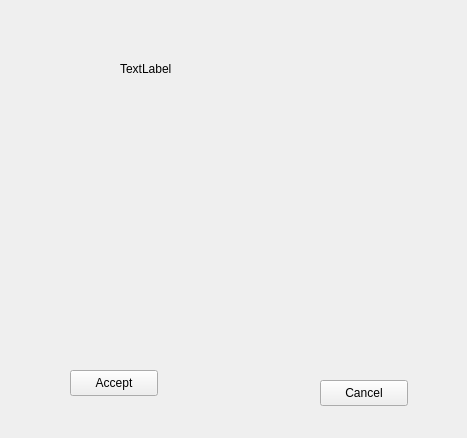
EgorenkovMV/SkillPointTimetableAssistant, file view/lessoneditpopup.ui: the form before one commit.
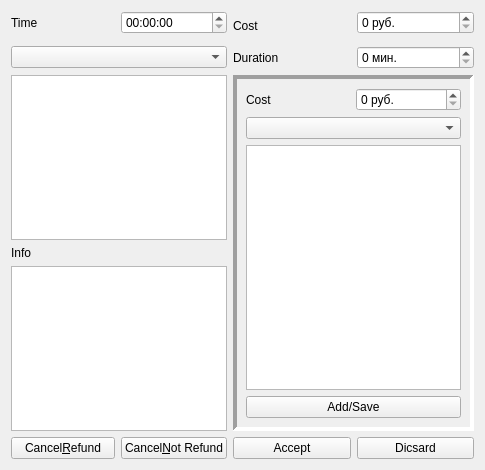
The form after the commit.

The edit to the form file:
```diff
--- a/view/lessoneditpopup.ui
+++ b/view/lessoneditpopup.ui
@@ -6,52 +6,175 @@
    <rect>
     <x>0</x>
     <y>0</y>
-    <width>467</width>
-    <height>438</height>
+    <width>485</width>
+    <height>470</height>
    </rect>
   </property>
   <property name="windowTitle">
    <string>Form</string>
   </property>
-  <widget class="QPushButton" name="pb_accept">
-   <property name="geometry">
-    <rect>
-     <x>70</x>
-     <y>370</y>
-     <width>88</width>
-     <height>26</height>
-    </rect>
-   </property>
-   <property name="text">
-    <string>Accept</string>
-   </property>
-  </widget>
-  <widget class="QPushButton" name="pb_cancel">
-   <property name="geometry">
-    <rect>
-     <x>320</x>
-     <y>380</y>
-     <width>88</width>
-     <height>26</height>
-    </rect>
-   </property>
-   <property name="text">
-    <string>Cancel</string>
-   </property>
-  </widget>
-  <widget class="QLabel" name="label">
-   <property name="geometry">
-    <rect>
-     <x>120</x>
-     <y>60</y>
-     <width>66</width>
-     <height>18</height>
-    </rect>
-   </property>
-   <property name="text">
-    <string>TextLabel</string>
-   </property>
-  </widget>
+  <layout class="QGridLayout" name="gridLayout">
+   <item row="6" column="0" colspan="2">
+    <widget class="QPlainTextEdit" name="pte_additionalInfo"/>
+   </item>
+   <item row="5" column="0">
+    <widget class="QLabel" name="label_4">
+     <property name="text">
+      <string>Info</string>
+     </property>
+    </widget>
+   </item>
+   <item row="0" column="3">
+    <widget class="QSpinBox" name="sb_cost">
+     <property name="suffix">
+      <string> руб.</string>
+     </property>
+     <property name="maximum">
+      <number>999999</number>
+     </property>
+     <property name="singleStep">
+      <number>50</number>
+     </property>
+    </widget>
+   </item>
+   <item row="3" column="0" colspan="2">
+    <widget class="QComboBox" name="cb_type">
+     <property name="placeholderText">
+      <string>Type</string>
+     </property>
+    </widget>
+   </item>
+   <item row="3" column="3">
+    <widget class="QSpinBox" name="sb_duration">
+     <property name="suffix">
+      <string> мин.</string>
+     </property>
+     <property name="maximum">
+      <number>99999</number>
+     </property>
+     <property name="singleStep">
+      <number>5</number>
+     </property>
+    </widget>
+   </item>
+   <item row="3" column="2">
+    <widget class="QLabel" name="label_2">
+     <property name="text">
+      <string>Duration</string>
+     </property>
+    </widget>
+   </item>
+   <item row="0" column="0">
+    <widget class="QLabel" name="label_3">
+     <property name="text">
+      <string>Time</string>
+     </property>
+    </widget>
+   </item>
+   <item row="0" column="2" rowspan="2">
+    <widget class="QLabel" name="label">
+     <property name="text">
+      <string>Cost</string>
+     </property>
+    </widget>
+   </item>
+   <item row="4" column="0" colspan="2">
+    <widget class="QListWidget" name="lw_parti"/>
+   </item>
+   <item row="0" column="1">
+    <widget class="QTimeEdit" name="te_time"/>
+   </item>
+   <item row="4" column="2" rowspan="3" colspan="2">
+    <widget class="QFrame" name="fr_newParti">
+     <property name="frameShape">
+      <enum>QFrame::Panel</enum>
+     </property>
+     <property name="frameShadow">
+      <enum>QFrame::Sunken</enum>
+     </property>
+     <property name="lineWidth">
+      <number>4</number>
+     </property>
+     <layout class="QGridLayout" name="gridLayout_2">
+      <item row="0" column="0">
+       <widget class="QLabel" name="label_5">
+        <property name="text">
+         <string>Cost</string>
+        </property>
+       </widget>
+      </item>
+      <item row="1" column="0" colspan="2">
+       <widget class="QComboBox" name="cb_partiOutcome">
+        <property name="placeholderText">
+         <string>Outcome</string>
+        </property>
+       </widget>
+      </item>
+      <item row="0" column="1">
+       <widget class="QSpinBox" name="sb_partiCost">
+        <property name="suffix">
+         <string> руб.</string>
+        </property>
+        <property name="maximum">
+         <number>999999</number>
+        </property>
+        <property name="singleStep">
+         <number>50</number>
+        </property>
+       </widget>
+      </item>
+      <item row="3" column="0" colspan="2">
+       <widget class="QPushButton" name="pb_addParti">
+        <property name="text">
+         <string>Add/Save</string>
+        </property>
+       </widget>
+      </item>
+      <item row="2" column="0" colspan="2">
+       <widget class="QListWidget" name="lw_students">
+        <property name="editTriggers">
+         <set>QAbstractItemView::NoEditTriggers</set>
+        </property>
+        <property name="wordWrap">
+         <bool>true</bool>
+        </property>
+        <property name="selectionRectVisible">
+         <bool>true</bool>
+        </property>
+       </widget>
+      </item>
+     </layout>
+    </widget>
+   </item>
+   <item row="7" column="3">
+    <widget class="QPushButton" name="pb_discard">
+     <property name="text">
+      <string>Dicsard</string>
+     </property>
+    </widget>
+   </item>
+   <item row="7" column="2">
+    <widget class="QPushButton" name="pb_accept">
+     <property name="text">
+      <string>Accept</string>
+     </property>
+    </widget>
+   </item>
+   <item row="7" column="0">
+    <widget class="QPushButton" name="pb_cancelRefund">
+     <property name="text">
+      <string>Cancel&amp;Refund</string>
+     </property>
+    </widget>
+   </item>
+   <item row="7" column="1">
+    <widget class="QPushButton" name="pb_cancelNotRefund">
+     <property name="text">
+      <string>Cancel&amp;Not Refund</string>
+     </property>
+    </widget>
+   </item>
+  </layout>
  </widget>
  <resources/>
  <connections/>
```
